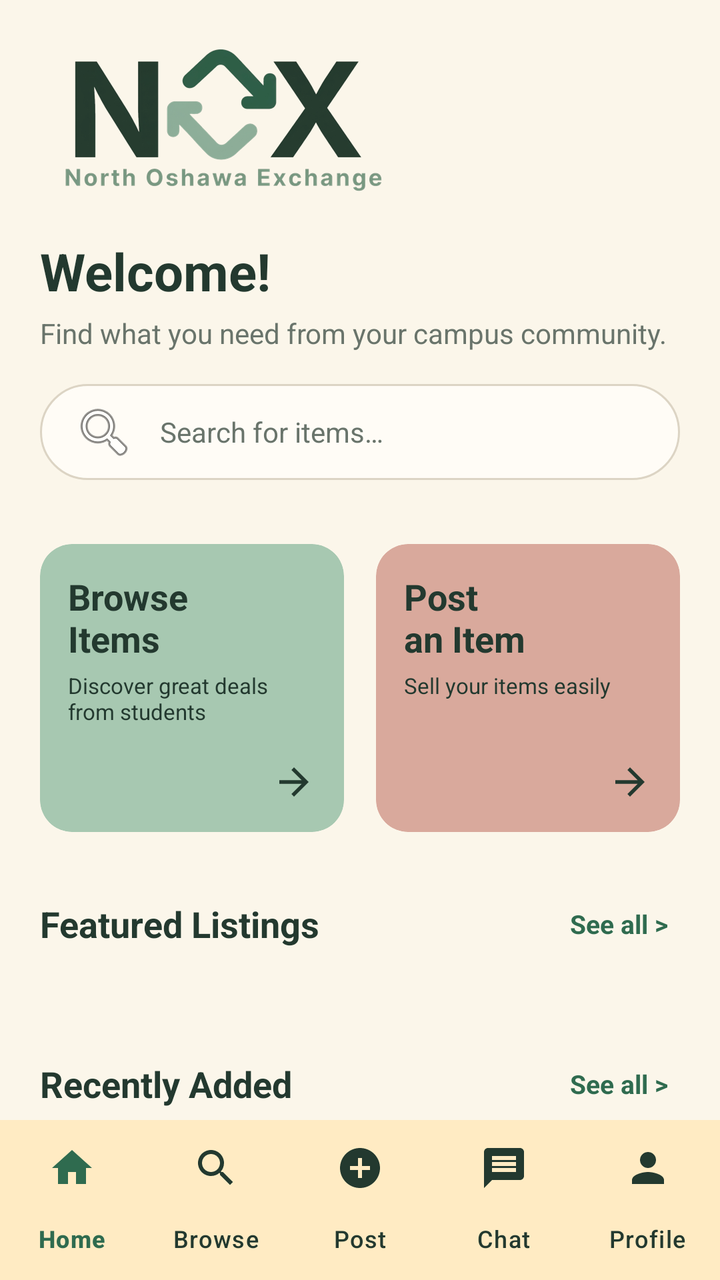
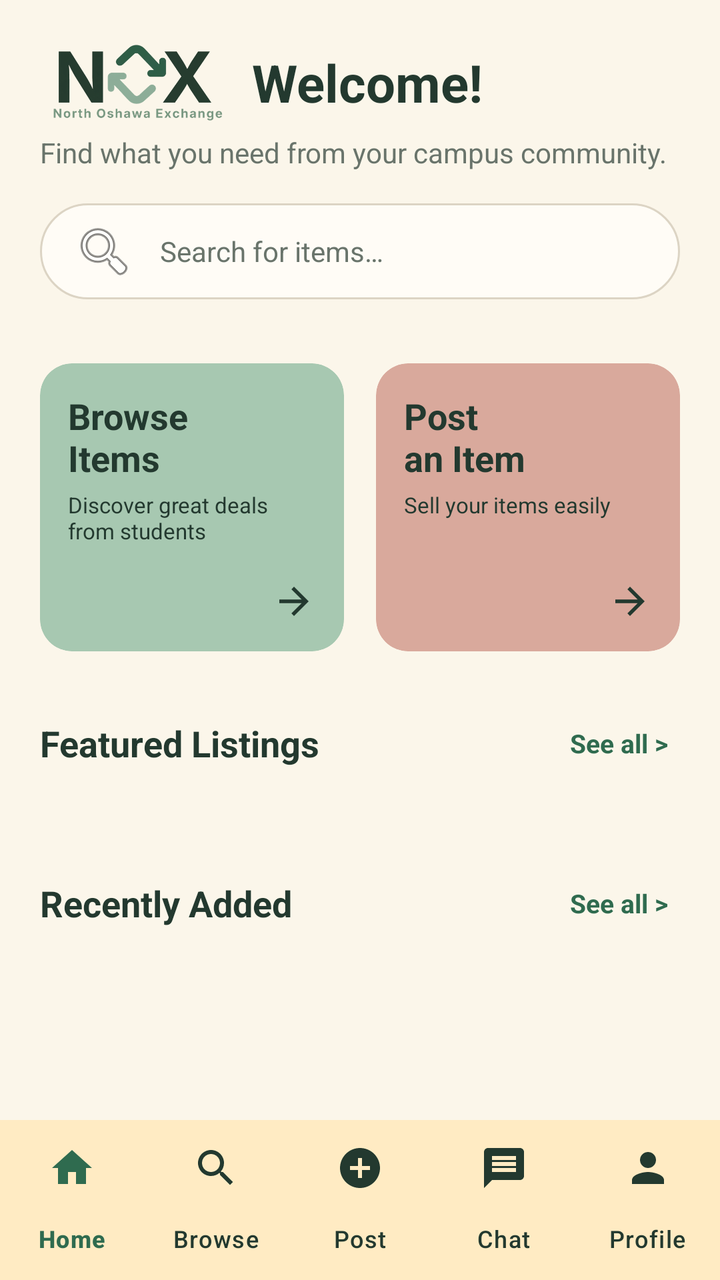

Two renders of the same Android screen: before a commit and after it. Below are the layout's source before the change and the commit's diff.
<!-- AndroidManifest.xml: application theme Theme.NOXApp -->
<!-- res/layout/activity_main.xml -->
<?xml version="1.0" encoding="utf-8"?>
<androidx.coordinatorlayout.widget.CoordinatorLayout
    xmlns:android="http://schemas.android.com/apk/res/android"
    xmlns:app="http://schemas.android.com/apk/res-auto"
    android:id="@+id/main"
    android:layout_width="match_parent"
    android:layout_height="match_parent"
    android:background="@color/nox_cream_bg">

    <androidx.core.widget.NestedScrollView
        android:id="@+id/mainScroll"
        android:layout_width="match_parent"
        android:layout_height="match_parent"
        android:fillViewport="true"
        android:paddingBottom="72dp">

        <LinearLayout
            android:layout_width="match_parent"
            android:layout_height="wrap_content"
            android:clipToPadding="false"
            android:orientation="vertical"
            android:padding="20dp">

            
            <ImageView
                android:id="@+id/noxLogo"
                android:layout_width="180dp"
                android:layout_height="wrap_content"
                android:adjustViewBounds="true"
                android:contentDescription="@string/app_name"
                android:src="@drawable/logo_nox" />

            
            <TextView
                android:id="@+id/welcomeTextView"
                android:layout_width="wrap_content"
                android:layout_height="wrap_content"
                android:layout_marginTop="18dp"
                android:text="Welcome!"
                android:textColor="@color/nox_dark_green"
                android:textSize="26sp"
                android:textStyle="bold" />

            <TextView
                android:layout_width="wrap_content"
                android:layout_height="wrap_content"
                android:layout_marginTop="4dp"
                android:text="@string/home_subtitle"
                android:textColor="@color/nox_subtext"
                android:textSize="14sp" />

            
            <EditText
                android:id="@+id/searchBar"
                android:layout_width="match_parent"
                android:layout_height="48dp"
                android:layout_marginTop="16dp"
                android:background="@drawable/rounded_search_box"
                android:drawableStart="@android:drawable/ic_menu_search"
                android:drawablePadding="12dp"
                android:hint="@string/search_hint"
                android:imeOptions="actionDone"
                android:inputType="text"
                android:paddingHorizontal="16dp"
                android:textColor="@color/nox_dark_green"
                android:textColorHint="@color/nox_subtext"
                android:textSize="14sp" />

            
            <androidx.recyclerview.widget.RecyclerView
                android:id="@+id/categoryRecyclerView"
                android:layout_width="match_parent"
                android:layout_height="wrap_content"
                android:layout_marginTop="16dp"
                android:clipToPadding="false"
                android:orientation="horizontal" />

            
            <LinearLayout
                android:layout_width="match_parent"
                android:layout_height="144dp"
                android:layout_marginTop="16dp"
                android:orientation="horizontal">

                <androidx.cardview.widget.CardView
                    android:id="@+id/browseCard"
                    android:layout_width="0dp"
                    android:layout_height="match_parent"
                    android:layout_marginEnd="8dp"
                    android:layout_weight="1"
                    android:clickable="true"
                    android:contentDescription="@string/browse_card_action"
                    android:focusable="true"
                    android:foreground="?attr/selectableItemBackground"
                    app:cardBackgroundColor="@color/nox_card_green"
                    app:cardCornerRadius="16dp"
                    app:cardElevation="0dp">

                    <LinearLayout
                        android:layout_width="match_parent"
                        android:layout_height="match_parent"
                        android:orientation="vertical"
                        android:padding="14dp">

                        <TextView
                            android:layout_width="wrap_content"
                            android:layout_height="wrap_content"
                            android:text="@string/browse_items_title"
                            android:textColor="@color/nox_dark_green"
                            android:textSize="18sp"
                            android:textStyle="bold" />

                        <TextView
                            android:layout_width="wrap_content"
                            android:layout_height="0dp"
                            android:layout_marginTop="4dp"
                            android:layout_weight="1"
                            android:text="@string/browse_items_sub"
                            android:textColor="@color/nox_dark_green"
                            android:textSize="11sp" />

                        <ImageView
                            android:layout_width="22dp"
                            android:layout_height="22dp"
                            android:layout_gravity="end"
                            android:contentDescription="@null"
                            android:src="@drawable/ic_arrow_forward"
                            app:tint="@color/nox_dark_green" />
                    </LinearLayout>
                </androidx.cardview.widget.CardView>

                <androidx.cardview.widget.CardView
                    android:id="@+id/postCard"
                    android:layout_width="0dp"
                    android:layout_height="match_parent"
                    android:layout_marginStart="8dp"
                    android:layout_weight="1"
                    android:clickable="true"
                    android:contentDescription="@string/post_card_action"
                    android:focusable="true"
                    android:foreground="?attr/selectableItemBackground"
                    app:cardBackgroundColor="@color/nox_card_pink"
                    app:cardCornerRadius="16dp"
                    app:cardElevation="0dp">

                    <LinearLayout
                        android:layout_width="match_parent"
                        android:layout_height="match_parent"
                        android:orientation="vertical"
                        android:padding="14dp">

                        <TextView
                            android:layout_width="wrap_content"
                            android:layout_height="wrap_content"
                            android:text="@string/post_item_title"
                            android:textColor="@color/nox_dark_green"
                            android:textSize="18sp"
                            android:textStyle="bold" />

                        <TextView
                            android:layout_width="wrap_content"
                            android:layout_height="0dp"
                            android:layout_marginTop="4dp"
                            android:layout_weight="1"
                            android:text="@string/post_item_sub"
                            android:textColor="@color/nox_dark_green"
                            android:textSize="11sp" />

                        <ImageView
                            android:layout_width="22dp"
                            android:layout_height="22dp"
                            android:layout_gravity="end"
                            android:contentDescription="@null"
                            android:src="@drawable/ic_arrow_forward"
                            app:tint="@color/nox_dark_green" />
                    </LinearLayout>
                </androidx.cardview.widget.CardView>
            </LinearLayout>

            
            <RelativeLayout
                android:layout_width="match_parent"
                android:layout_height="wrap_content"
                android:layout_marginTop="22dp">

                <TextView
                    android:layout_width="wrap_content"
                    android:layout_height="wrap_content"
                    android:layout_alignParentStart="true"
                    android:layout_centerVertical="true"
                    android:layout_toStartOf="@id/featuredSeeAll"
                    android:ellipsize="end"
                    android:maxLines="1"
                    android:text="@string/featured_listings"
                    android:textColor="@color/nox_dark_green"
                    android:textSize="18sp"
                    android:textStyle="bold" />

                <TextView
                    android:id="@+id/featuredSeeAll"
                    android:layout_width="wrap_content"
                    android:layout_height="48dp"
                    android:layout_alignParentEnd="true"
                    android:background="?attr/selectableItemBackgroundBorderless"
                    android:clickable="true"
                    android:focusable="true"
                    android:gravity="center_vertical"
                    android:paddingStart="6dp"
                    android:paddingEnd="6dp"
                    android:text="@string/see_all"
                    android:textColor="@color/nox_primary_green"
                    android:textSize="13sp"
                    android:textStyle="bold" />
            </RelativeLayout>

            <androidx.recyclerview.widget.RecyclerView
                android:id="@+id/featuredRecyclerView"
                android:layout_width="match_parent"
                android:layout_height="wrap_content"
                android:layout_marginStart="-20dp"
                android:layout_marginTop="12dp"
                android:layout_marginEnd="-20dp"
                android:clipToPadding="false"
                android:orientation="horizontal"
                android:paddingStart="20dp"
                android:paddingEnd="20dp" />

            
            <RelativeLayout
                android:layout_width="match_parent"
                android:layout_height="wrap_content"
                android:layout_marginTop="20dp">

                <TextView
                    android:layout_width="wrap_content"
                    android:layout_height="wrap_content"
                    android:layout_alignParentStart="true"
                    android:layout_centerVertical="true"
                    android:layout_toStartOf="@id/recentSeeAll"
                    android:ellipsize="end"
                    android:maxLines="1"
                    android:text="@string/recently_added"
                    android:textColor="@color/nox_dark_green"
                    android:textSize="18sp"
                    android:textStyle="bold" />

                <TextView
                    android:id="@+id/recentSeeAll"
                    android:layout_width="wrap_content"
                    android:layout_height="48dp"
                    android:layout_alignParentEnd="true"
                    android:background="?attr/selectableItemBackgroundBorderless"
                    android:clickable="true"
                    android:focusable="true"
                    android:gravity="center_vertical"
                    android:paddingStart="6dp"
                    android:paddingEnd="6dp"
                    android:text="@string/see_all"
                    android:textColor="@color/nox_primary_green"
                    android:textSize="13sp"
                    android:textStyle="bold" />
            </RelativeLayout>

            <androidx.recyclerview.widget.RecyclerView
                android:id="@+id/recentRecyclerView"
                android:layout_width="match_parent"
                android:layout_height="wrap_content"
                android:layout_marginStart="-20dp"
                android:layout_marginTop="12dp"
                android:layout_marginEnd="-20dp"
                android:clipToPadding="false"
                android:orientation="horizontal"
                android:paddingStart="20dp"
                android:paddingEnd="20dp" />

        </LinearLayout>
    </androidx.core.widget.NestedScrollView>

    <include
        layout="@layout/nav_bar"
        android:layout_width="match_parent"
        android:layout_height="wrap_content"
        android:layout_gravity="bottom" />

</androidx.coordinatorlayout.widget.CoordinatorLayout>
<!-- res/layout/nav_bar.xml (included above) -->
<?xml version="1.0" encoding="utf-8"?>
<com.google.android.material.bottomnavigation.BottomNavigationView xmlns:android="http://schemas.android.com/apk/res/android"
    xmlns:app="http://schemas.android.com/apk/res-auto"
    android:id="@+id/bottomNavBar"
    android:layout_width="match_parent"
    android:layout_height="wrap_content"
    android:background="@color/nox_nav_bg"
    app:paddingBottomSystemWindowInsets="false"
    app:itemIconTint="@color/bottom_nav_item"
    app:itemTextColor="@color/bottom_nav_item"
    app:labelVisibilityMode="labeled"
    app:menu="@menu/bottom_navigation" />
<!-- resources referenced by this layout -->
<resources>
  <color name="nox_card_green">#A7C8B1</color>
  <color name="nox_card_pink">#D9A99C</color>
  <color name="nox_cream_bg">#FBF6EA</color>
  <color name="nox_dark_green">#23392F</color>
  <color name="nox_nav_bg">#FFEBC3</color>
  <color name="nox_primary_green">#2F6B4F</color>
  <color name="nox_subtext">#69746B</color>
  <!-- drawable ic_arrow_forward (drawable) -->
  <vector xmlns:android="http://schemas.android.com/apk/res/android" android:width="24dp" android:height="24dp" android:viewportWidth="24" android:viewportHeight="24" android:autoMirrored="true">
      <path android:fillColor="#23392F" android:pathData="M12,4l-1.41,1.41L16.17,11H4v2h12.17l-5.58,5.59L12,20l8,-8z" />
  </vector>
  <!-- drawable logo_nox: png bitmap (drawable-hdpi, 19839 bytes) -->
  <!-- drawable rounded_search_box (drawable) -->
  <?xml version="1.0" encoding="utf-8"?>
  <shape xmlns:android="http://schemas.android.com/apk/res/android">
      <solid android:color="@color/nox_field_bg" />
      <corners android:radius="24dp" />
      <stroke android:width="1dp" android:color="#DCD4C4" />
  </shape>
  <string name="app_name">NOXApp</string>
  <string name="browse_card_action">Browse items</string>
  <string name="browse_items_sub">Discover great deals from students</string>
  <string name="browse_items_title">Browse\nItems</string>
  <string name="featured_listings">Featured Listings</string>
  <string name="home_subtitle">Find what you need from your campus community.</string>
  <string name="post_card_action">Post an item</string>
  <string name="post_item_sub">Sell your items easily</string>
  <string name="post_item_title">Post\nan Item</string>
  <string name="recently_added">Recently Added</string>
  <string name="search_hint">Search for items…</string>
  <string name="see_all">See all &gt;</string>
  <style name="Theme.NOXApp" parent="Base.Theme.NOXApp" />
  <color name="nox_field_bg">#FFFCF6</color>
  <style name="Base.Theme.NOXApp" parent="Theme.Material3.DayNight.NoActionBar">
          
          <item name="colorSecondaryContainer">@color/nox_chip_bg</item>
      </style>
  <color name="nox_chip_bg">#E8F0E5</color>
</resources>

<!-- the commit's change to res/layout/activity_main.xml (unified diff, before → after) -->
@@ -22,24 +22,31 @@
             android:padding="20dp">
 
             
-            <ImageView
-                android:id="@+id/noxLogo"
-                android:layout_width="180dp"
-                android:layout_height="wrap_content"
-                android:adjustViewBounds="true"
-                android:contentDescription="@string/app_name"
-                android:src="@drawable/logo_nox" />
-
-            
-            <TextView
-                android:id="@+id/welcomeTextView"
-                android:layout_width="wrap_content"
-                android:layout_height="wrap_content"
-                android:layout_marginTop="18dp"
-                android:text="Welcome!"
-                android:textColor="@color/nox_dark_green"
-                android:textSize="26sp"
-                android:textStyle="bold" />
+            <LinearLayout
+                android:layout_width="match_parent"
+                android:layout_height="wrap_content"
+                android:gravity="center_vertical"
+                android:orientation="horizontal">
+
+                <ImageView
+                    android:id="@+id/noxLogo"
+                    android:layout_width="96dp"
+                    android:layout_height="wrap_content"
+                    android:adjustViewBounds="true"
+                    android:contentDescription="@string/app_name"
+                    android:src="@drawable/logo_nox" />
+
+                <TextView
+                    android:id="@+id/welcomeTextView"
+                    android:layout_width="0dp"
+                    android:layout_height="wrap_content"
+                    android:layout_marginStart="10dp"
+                    android:layout_weight="1"
+                    android:text="Welcome!"
+                    android:textColor="@color/nox_dark_green"
+                    android:textSize="26sp"
+                    android:textStyle="bold" />
+            </LinearLayout>
 
             <TextView
                 android:layout_width="wrap_content"
